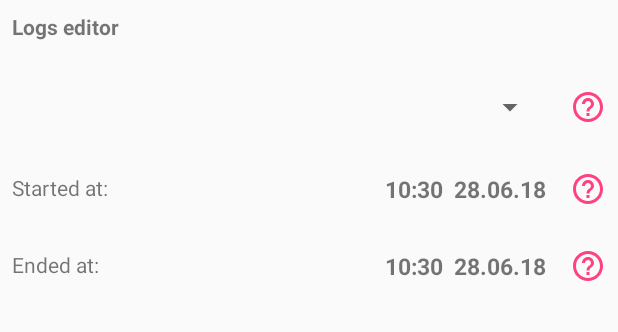
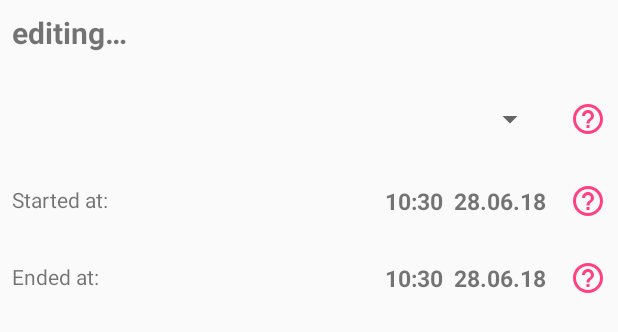
Before and after one commit to pksokolowski/Monitor, an Android app: the layout easy_ui_logs_editor.xml on its own in the app's theme, with its tools: preview values and no code run, on a phone screen of 412 x 824 dp. Shown: the top 332 px of the screen. Run offline under Robolectric (Android 15) with nearby library versions, the phone set to English and light mode, and no system bars.

Commit message:
add string resources and translations
Added textual resources for the new logs editor UI, as well as their
translations.

```diff
--- a/app/src/main/res/layout/easy_ui_logs_editor.xml
+++ b/app/src/main/res/layout/easy_ui_logs_editor.xml
@@ -7,13 +7,14 @@
     android:layout_height="match_parent">
 
     <TextView
-        android:id="@+id/top_message"
+        android:id="@+id/title"
         android:layout_width="0dp"
         android:layout_height="wrap_content"
         android:layout_marginEnd="8dp"
         android:layout_marginStart="8dp"
         android:layout_marginTop="8dp"
-        tools:text="Logs editor"
+        android:text="@string/easy_ui_logs_title"
+        android:textSize="20sp"
         android:textStyle="bold"
         app:layout_constraintEnd_toEndOf="parent"
         app:layout_constraintStart_toStartOf="parent"
@@ -28,7 +29,7 @@
         android:layout_marginTop="32dp"
         app:layout_constraintEnd_toStartOf="@+id/help_category"
         app:layout_constraintStart_toStartOf="parent"
-        app:layout_constraintTop_toBottomOf="@+id/top_message" />
+        app:layout_constraintTop_toBottomOf="@+id/title" />
 
     <com.example.sokol.monitor.DateTimePicker.DateTimePicker
         android:id="@+id/dateTimePicker"
--- a/app/src/main/res/values/strings.xml
+++ b/app/src/main/res/values/strings.xml
@@ -135,5 +135,6 @@
     <string name="easy_ui_logs_minihelp_end_time">select time when the activity ended. Touch time, hours and minutes, to change time. Tap date if you need to change it too.</string>
     <string name="easy_ui_logs_tv_start_time">Started at:</string>
     <string name="easy_ui_logs_tv_end_time">Ended at:</string>
+    <string name="easy_ui_logs_title">editing…</string>
 
 </resources>
```
Also changed, not shown: 1 other file.
